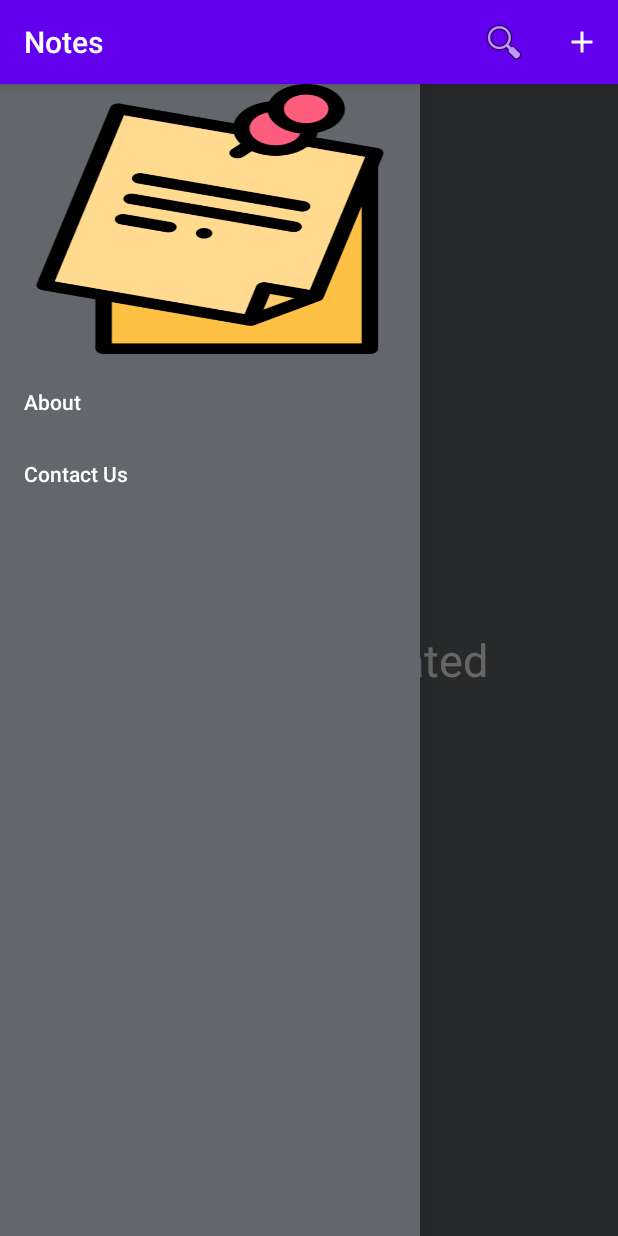
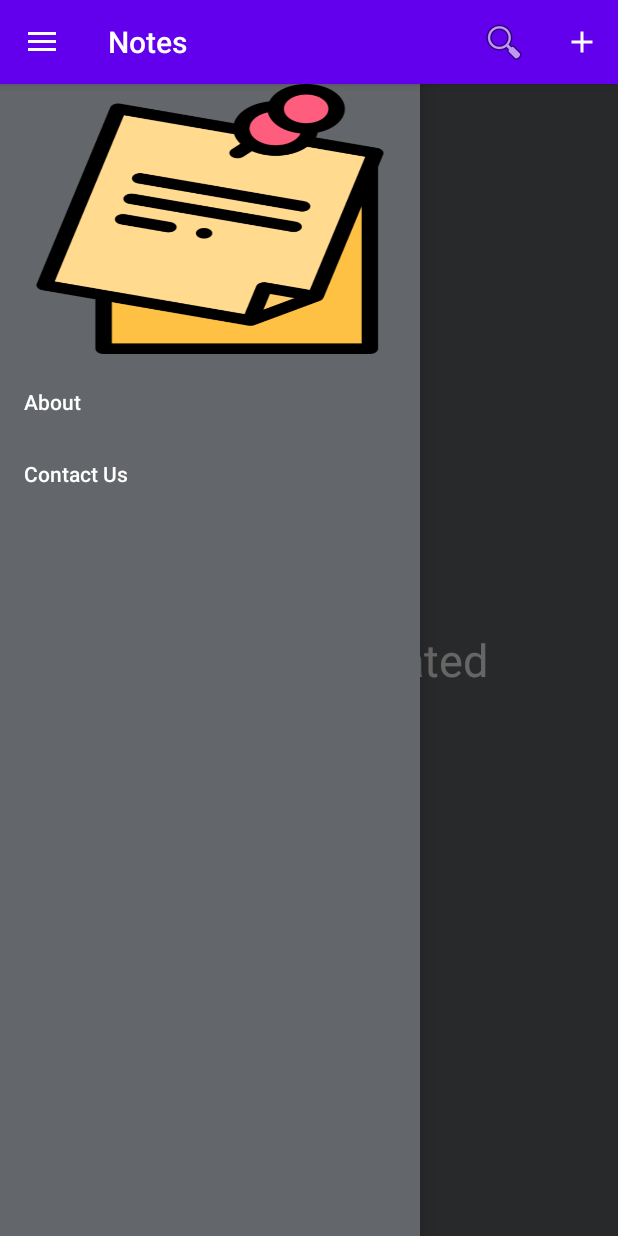
Before and after one commit to agr-shubham/NotesApp, an Android app: the screen it shows after launch (MainActivity), in the side drawer, after a tap on "Contact Us", on a phone screen of 412 x 824 dp. Run offline under Robolectric (Android 15) with nearby library versions, the phone set to English and light mode, and no system bars; our stand-ins replace Room's generated code, navigation-ui.

Commit message:
Added Navigation Drawer with NavController

```diff
--- a/app/src/main/java/com/shubham/notes/UI/activities/MainActivity.kt
+++ b/app/src/main/java/com/shubham/notes/UI/activities/MainActivity.kt
@@ -2,14 +2,21 @@ package com.shubham.notes.UI.activities
 
 import android.app.AlertDialog
 import android.content.DialogInterface
+import android.content.Intent
+import android.net.Uri
 import androidx.appcompat.app.AppCompatActivity
 import android.os.Bundle
+import android.util.Log
 import androidx.activity.viewModels
 import androidx.appcompat.app.ActionBarDrawerToggle
+import androidx.core.view.GravityCompat
 import androidx.navigation.NavController
 import androidx.navigation.findNavController
 import androidx.navigation.fragment.NavHostFragment
+import androidx.navigation.ui.AppBarConfiguration
+import androidx.navigation.ui.navigateUp
 import androidx.navigation.ui.setupActionBarWithNavController
+import androidx.navigation.ui.setupWithNavController
 import com.shubham.notes.R
 import com.shubham.notes.UI.activities.dao.NotesViewModel
 import com.shubham.notes.UI.activities.dao.NotesViewModelFactory
@@ -27,7 +34,7 @@ class MainActivity : AppCompatActivity() {
 
     private lateinit var navController: NavController
 
-    private lateinit var actionBarToggle: ActionBarDrawerToggle
+    private lateinit var appBarConfiguration : AppBarConfiguration
 
     private lateinit var binding : ActivityMainBinding
 
@@ -40,20 +47,40 @@ class MainActivity : AppCompatActivity() {
         val navHostFragment=supportFragmentManager
             .findFragmentById(R.id.fragmentContainerView) as NavHostFragment
         navController=navHostFragment.navController
-        setupActionBarWithNavController(navController)
+        binding.navView.setNavigationItemSelectedListener { menuItem ->
+            when (menuItem.itemId) {
+                R.id.aboutUsFragment -> {
+                    binding.drawerLayout.closeDrawer(GravityCompat.START, false);
+                    navController.navigate(R.id.aboutUsFragment)
+                    true
+                }
+                R.id.contactus -> {
+                    Log.d("about","contactus")
+                    val intent = Intent(Intent.ACTION_DIAL, Uri.parse("tel:9183281237"))
+                    startActivity(intent)
+                    true
+                }
+                else -> {
+                    false}
+            }
+        }
+        appBarConfiguration= AppBarConfiguration(navController.graph,binding.drawerLayout)
+
+        setupActionBarWithNavController(navController,appBarConfiguration)
     }
 
     override fun onSupportNavigateUp(): Boolean {
-        return navController.navigateUp() || super.onSupportNavigateUp()
+
+        if (binding.drawerLayout.isDrawerOpen(GravityCompat.START)) {
+            binding.drawerLayout.closeDrawer(GravityCompat.START)
+            return true
+        }
+        return navController.navigateUp(appBarConfiguration) || super.onSupportNavigateUp()
     }
 
     fun loadEditNoteFragment(id: Long) {
         val action=NotesListFragmentDirections.actionNotesListFragmentToEditNoteFragment2(id)
         navController.navigate(action)
-    }
-
-    private fun loadAboutUsFragment(){
-        navController.navigate(R.id.action_notesListFragment_to_aboutUsFragment)
     }
 
     fun deleteButton(note : Notes) {
--- a/app/src/main/res/menu/drawer_list.xml
+++ b/app/src/main/res/menu/drawer_list.xml
@@ -1,7 +1,7 @@
 <?xml version="1.0" encoding="utf-8"?>
 <menu xmlns:android="http://schemas.android.com/apk/res/android">
     <item
-        android:id="@+id/about"
+        android:id="@+id/aboutUsFragment"
         android:title="@string/about" />
     <item
         android:id="@+id/contactus"
--- a/app/src/main/res/navigation/my_nav.xml
+++ b/app/src/main/res/navigation/my_nav.xml
@@ -32,8 +32,5 @@
         android:name="com.shubham.notes.UI.activities.fragments.AboutUsFragment"
         android:label="fragment_about_us"
         tools:layout="@layout/fragment_about_us" >
-        <action
-            android:id="@+id/action_aboutUsFragment_to_notesListFragment"
-            app:destination="@id/notesListFragment" />
     </fragment>
 </navigation>
```
